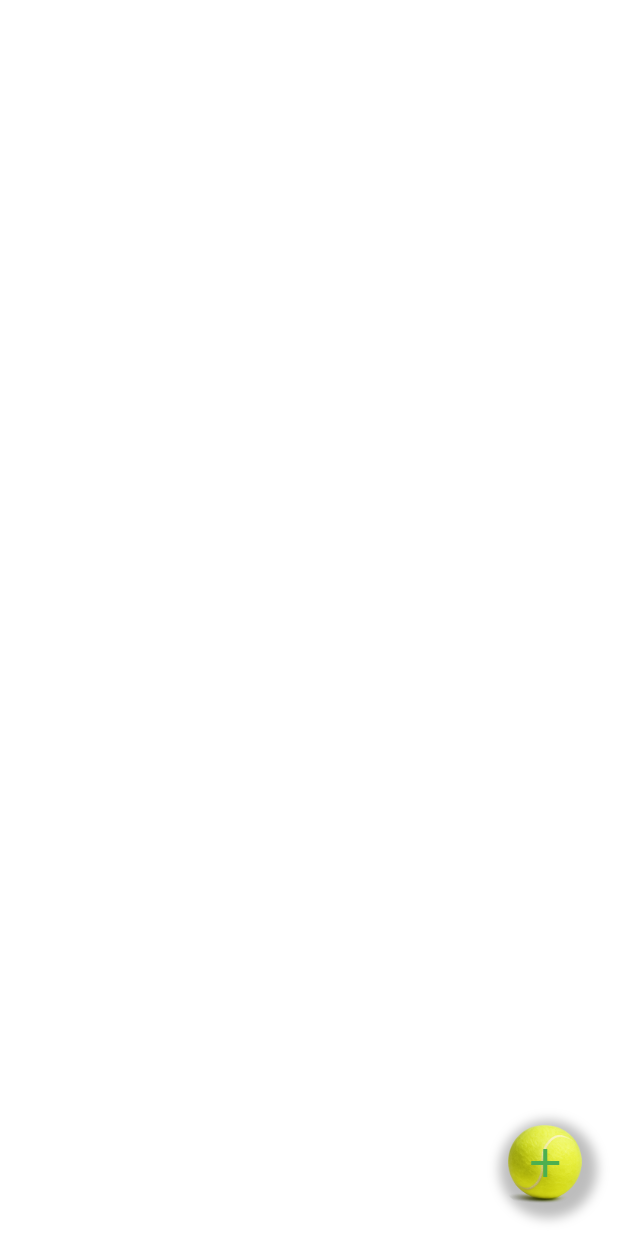
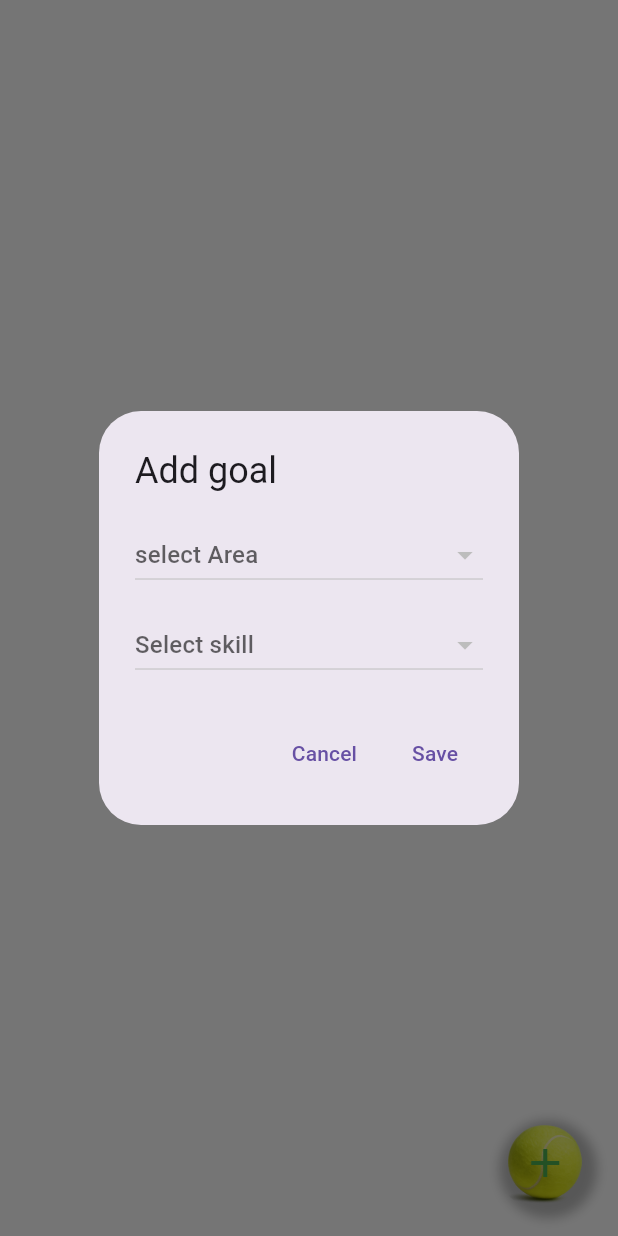
Before and after one commit to rozmaittya/tennis_progress_hub, a Flutter app: the GoalsScreen screen opened directly, after a tap on the "add" icon, on a phone screen of 412 x 824 dp. Run offline on Flutter 3.47's test engine with Material 3 defaults, Android fonts, the phone set to English and light mode, and no system bars; our stand-ins replace flutter_riverpod, sqflite; accounts and stored records are empty.

Commit message:
Added adding goals, context menu for goals: editing, deleting, marking as achieved

```diff
--- a/lib/screens/goals_screen.dart
+++ b/lib/screens/goals_screen.dart
@@ -3,52 +3,69 @@ import 'package:flutter/material.dart';
 import 'package:progress_hub_2/utils/gradient_background.dart';
 import '../providers/goals_providers.dart';
 import '../widgets/tennis_ball_button.dart';
+import '../utils/add_edit_goal_dialog.dart';
+import '../utils/show_context_menu.dart';
 
-class GoalsScreen extends ConsumerWidget {
+class GoalsScreen extends ConsumerStatefulWidget {
   const GoalsScreen({super.key});
 
   @override
-  Widget build(BuildContext context, WidgetRef ref) {
+  ConsumerState<GoalsScreen> createState() => _GoalsScreenState();
+}
+ class _GoalsScreenState extends ConsumerState<GoalsScreen> {
+
+  Offset _tapPosition = Offset.zero;
+
+  @override
+  Widget build(BuildContext context) {
     final goals = ref.watch(goalsProvider);
-
-    // if(goals.isEmpty) {
-    //   return const Center(child: Text('No checked goals.\nGo to Progress areas \nand mark the required skiils \nas goals'),);
-    // }
 
     return Scaffold(
       backgroundColor: Colors.transparent,
-          body:
-        ListView.builder(
+      body: ListView.builder(
         itemCount: goals.length,
         itemBuilder: (context, index) {
           final goal = goals[index];
-        return ListTile(
-          leading: IconButton(onPressed: () {},
-            icon: Icon(Icons.check_box), color: Colors.green,),
+          return GestureDetector(
+            child: ListTile(
+              leading: IconButton(
+                onPressed: () {},
+                icon: Icon(Icons.check_box),
+                color: Colors.green,
+              ),
               title: Column(
                 crossAxisAlignment: CrossAxisAlignment.start,
                 mainAxisSize: MainAxisSize.min,
                 children: [
+                  Text(goal['area_name'], style: TextStyle(fontSize: 14)),
                   Text(
-                goal['area_name'],
-                style: TextStyle(
-                    fontSize: 14),
+                    '    ' + (goal['item_name'] ?? ''),
+                    style: TextStyle(fontWeight: FontWeight.bold, fontSize: 18),
                   ),
-              Text(
-                  '    ' + goal['item_name'] ?? '',
-                  style: TextStyle(
-                      fontWeight: FontWeight.bold,
-                      fontSize: 18,
+                ],
               ),
-
             ),
-          ],)
+            onTapDown: (details) {
+              _tapPosition = details.globalPosition;
+            },
+            onLongPress: () async {
+              final selected = await showContextMenu(
+                context: context,
+                tapPosition: _tapPosition,
+                items: const [
+                  PopupMenuItem(value: 'edit', child: Text('edit')),
+                  PopupMenuItem(value: 'achieved', child: Text('achieved')),
+                  PopupMenuItem(value: 'delete', child: Text('delete')),
+                ],
               );
-
-        }),
-    floatingActionButton: TennisBallButton(onPressed: () {
-
-    }
+            },
+          );
+        },
+      ),
+      floatingActionButton: TennisBallButton(
+        onPressed: () {
+          showAddEditGoalDialog(context: context, ref: ref);
+        },
       ),
     );
   }
--- a/lib/screens/home_page.dart
+++ b/lib/screens/home_page.dart
@@ -27,7 +27,7 @@ class HomePage extends ConsumerWidget {
                 onPressed: () {
                   ref.read(currentScreenProvider.notifier).state = ScreenData(
                       title: 'Tennis hub',
-                      screen: const Center(child: Text('Let\'s progress!\n\nAdd new skills\nor mark 1-3 goals\nfor game or training',)),
+                      screen: const Center(child: Text('Let\'s progress!\n\nYou can add desired tennis skills\nand choose few ones as goals\nfor game or training(1-3 recommended)',)),
                   );
                   },
                 icon: Icon(Icons.home)),
@@ -37,7 +37,7 @@ class HomePage extends ConsumerWidget {
                 tooltip: 'Progress ares/Tennis skills',
                 onPressed: () {
                   ref.read(currentScreenProvider.notifier).state = ScreenData(
-                      title: 'Skills groups',
+                      title: 'Skills',
                       screen: const ProgressAreasScreen(),
                   );
                   },
--- a/lib/screens/progress_item_screen.dart
+++ b/lib/screens/progress_item_screen.dart
@@ -88,7 +88,7 @@ class _ProgressItemScreenState extends ConsumerState<ProgressItemScreen> {
   Widget build(BuildContext context) {
     final items = ref.watch(progressItemsProvider(widget.areaId));
     return GradientBackground(
-      colors: [Colors.teal, Colors.orange],
+     // colors: [Colors.teal, Colors.orange],
       child: Scaffold(
         backgroundColor: Colors.transparent,
         appBar: AppBar(
--- /dev/null
+++ b/lib/utils/add_edit_goal_dialog.dart
@@ -0,0 +1,138 @@
+import 'package:flutter/material.dart';
+import 'package:flutter_riverpod/flutter_riverpod.dart';
+import 'package:progress_hub_2/providers/goals_providers.dart';
+import '../providers/database_provider.dart';
+
+Future<void> showAddEditGoalDialog({
+  required BuildContext context,
+  required WidgetRef ref,
+  int? existingGoalId,
+  int? existingItemId,
+}) async {
+  final db = ref.read(databaseProvider).value;
+
+  List<Map<String, dynamic>> itemsInSelectedArea = [];
+
+  if (db == null) return;
+
+  //select all areas
+  final areas = await db.getAll('progress_area');
+  Map<String, dynamic>? selectedArea;
+  Map<String, dynamic>? selectedItem;
+
+  if (existingItemId != null) {
+    final items = await db.getAll(
+      'progress_item',
+      where: 'id = ?',
+      whereArgs: [existingItemId],
+    );
+    if (items.isNotEmpty) {
+      selectedItem = items.first;
+      final area = await db.getAll(
+        'progress_area',
+        where: 'area_id = ?',
+        whereArgs: [selectedItem['area_id']],
+      );
+      if (area.isNotEmpty) {
+        selectedArea = area.first;
+          itemsInSelectedArea = await db.getAll(
+            'progress_item',
+            where: 'area_id = ?',
+            whereArgs: [selectedArea['id']],
+          );
+      }
+    }
+  }
+  await showDialog(
+    context: context,
+    builder: (context) {
+      return StatefulBuilder(
+        builder: (context, setState) {
+          return AlertDialog(
+            title: Text(existingGoalId == null ? 'Add goal' : 'Edit goal'),
+            content: Column(
+              mainAxisSize: MainAxisSize.min,
+              children: [
+                //Dropdown areas
+                DropdownButton<Map<String, dynamic>>(
+                  isExpanded: true,
+                  hint: const Text('select Area'),
+                  value: selectedArea,
+                  items: areas.map((area) {
+                    return DropdownMenuItem(
+                      value: area,
+                      child: Text(area['name']),
+                    );
+                  }).toList(),
+                  onChanged: (value) async {
+                    final items = await db.getAll(
+                      'progress_item',
+                      where: 'area_id = ?',
+                      whereArgs: [value!['id']],
+                    );
+
+                    setState(() {
+                      selectedArea = value;
+                      selectedItem = null;
+                      itemsInSelectedArea = items;
+                    });
+                  },
+                ),
+
+                const SizedBox(height: 12),
+
+                DropdownButton<Map<String, dynamic>>(
+                  isExpanded: true,
+                  hint: Text('Select skill'),
+                  value: selectedItem,
+                  items: itemsInSelectedArea.map((item) {
+                    return DropdownMenuItem(
+                      value: item,
+                      child: Text(item['name']),
+                    );
+                  }).toList(),
+                  onChanged: (value) {
+                    setState(() {
+                      selectedItem = value;
+                    });
+                  },
+                ),
+              ],
+            ),
+
+            actions: [
+              TextButton(
+                onPressed: () => Navigator.of(context).pop(),
+                child: const Text('Cancel'),
+              ),
+              TextButton(
+                onPressed: () async {
+                  if (selectedItem != null) {
+                    final goalsNotifier = ref.read(goalsProvider.notifier);
+
+                    if (existingGoalId == null) {
+                      await goalsNotifier.addGoal(selectedItem!['id']);
+                    } else {
+                      await goalsNotifier.updateGoal(
+                        existingGoalId,
+                        selectedItem!['id'],
+                      );
+                    }
+
+                    await goalsNotifier.loadGoals();
+                    Navigator.of(context).pop();
+                  } else {
+                    ScaffoldMessenger.of(context).showSnackBar(
+                      const SnackBar(content: Text('Please select skill')),
+                    );
+                  }
+                },
+                child: const Text('Save'),
+              ),
+            ],
+          );
+        },
+      );
+    },
+  );
+}
```
Also changed, not shown: lib/utils/show_context_menu.dart (added, +19 -0 lines). Lines whose indentation alone changed are shown as unchanged.
